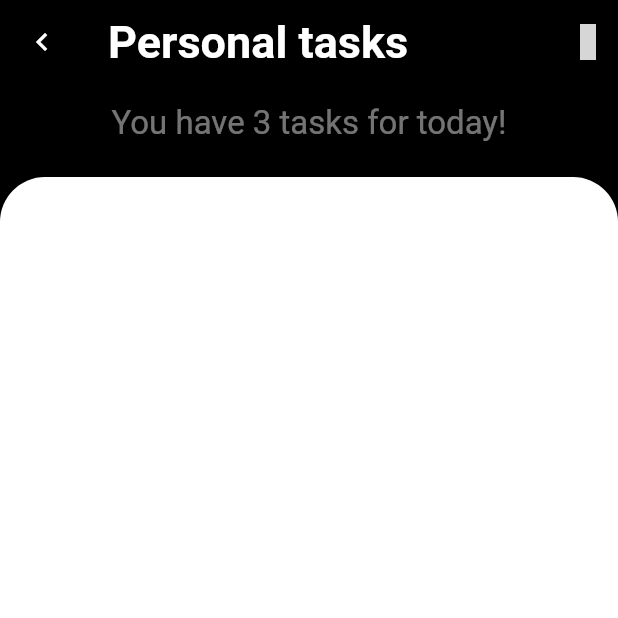
After one commit to Atuoha/ADtask_management, a Flutter app: the screen it shows after launch, after a tap on "Personal", on a phone screen of 412 x 824 dp, the top half of it. The commit adds this screen. Run offline on Flutter 3.47's test engine with Material 2 defaults, Android fonts, the phone set to English and light mode, and no system bars; our stand-ins replace dotted_border, flutter_vector_icons; grey boxes are pictures that could not be loaded.

Commit message:
category tasks -skeleton

```diff
--- a/lib/main.dart
+++ b/lib/main.dart
@@ -1,6 +1,7 @@
 import 'package:flutter/material.dart';
 import 'package:provider/provider.dart';
 import 'package:task_management/providers/tasks.dart';
+import 'package:task_management/screens/category_tasks.dart';
 import 'widgets/bottom_nav.dart';
 
 void main() => runApp(const MyApp());
@@ -12,11 +13,13 @@ class MyApp extends StatelessWidget {
   Widget build(BuildContext context) {
     return ChangeNotifierProvider(
       create: (context) => TaskData(),
-      child: const MaterialApp(
+      child:  MaterialApp(
         debugShowCheckedModeBanner: false,
         // theme: ThemeData(fontFamily: 'Joan'),
-        home: BottomNav(),
-        routes: {},
+        home: const BottomNav(),
+        routes: {
+          CategoryTasks.routeName:(context) => const CategoryTasks(),
+        },
       ),
     );
   }
--- a/lib/providers/tasks.dart
+++ b/lib/providers/tasks.dart
@@ -4,11 +4,15 @@ import 'package:task_management/model/task.dart';
 import '../constants/colors.dart';
 
 class TaskData extends ChangeNotifier {
+  Task findById(int id) {
+    return _tasks.firstWhere((tasks) => tasks.id == id);
+  }
+
   List tasks() {
     return [..._tasks];
   }
 
-  final List _tasks =  [
+  final List _tasks = [
     Task(
       id: 1,
       icon: Icons.person,
@@ -19,8 +23,7 @@ class TaskData extends ChangeNotifier {
       done: 1,
       title: 'Personal',
     ),
-
-     Task(
+    Task(
       id: 2,
       icon: Icons.work,
       iconColor: kRedDark,
@@ -30,7 +33,6 @@ class TaskData extends ChangeNotifier {
       done: 8,
       title: 'Work',
     ),
-
     Task(
       id: 3,
       icon: Icons.favorite,
--- /dev/null
+++ b/lib/screens/category_tasks.dart
@@ -0,0 +1,111 @@
+import 'package:flutter/material.dart';
+import 'package:flutter_vector_icons/flutter_vector_icons.dart';
+// import 'package:timelines/timelines.dart';
+import 'package:flutter/services.dart';
+import 'package:provider/provider.dart';
+
+import '../providers/tasks.dart';
+
+class CategoryTasks extends StatefulWidget {
+  static const routeName = '';
+  const CategoryTasks({Key? key}) : super(key: key);
+
+  @override
+  State<CategoryTasks> createState() => _CategoryTasksState();
+}
+
+class _CategoryTasksState extends State<CategoryTasks> {
+  @override
+  Widget build(BuildContext context) {
+    var data =
+        ModalRoute.of(context)!.settings.arguments as Map<String, dynamic>;
+    var id = data['id'] as int;
+
+    var taskCategory = Provider.of<TaskData>(context).findById(id);
+
+    SystemChrome.setSystemUIOverlayStyle(
+      const SystemUiOverlayStyle(
+        statusBarColor: Colors.transparent,
+      ),
+    );
+    return Scaffold(
+      backgroundColor: Colors.black,
+      appBar: AppBar(
+        backgroundColor: Colors.transparent,
+        elevation: 0,
+        leading: Builder(
+          builder: (context) {
+            return Padding(
+              padding: const EdgeInsets.all(8.0),
+              child: GestureDetector(
+                onTap: () => Navigator.of(context).pop(),
+                child: const Icon(
+                  Icons.chevron_left,
+                  color: Colors.white,
+                ),
+              ),
+            );
+          },
+        ),
+        title: Text(
+          '${taskCategory.title} tasks',
+          style: const TextStyle(
+            fontWeight: FontWeight.bold,
+            color: Colors.white,
+            fontSize: 30,
+          ),
+        ),
+        actions: const [
+          Padding(
+            padding: EdgeInsets.all(8.0),
+            child: Icon(
+              Entypo.dots_two_vertical,
+              color: Colors.white,
+            ),
+          )
+        ],
+      ),
+      body: Column(
+        crossAxisAlignment: CrossAxisAlignment.start,
+        children: [
+          Padding(
+            padding: const EdgeInsets.all(13.0),
+            child: Center(
+              child: Text(
+                'You have ${taskCategory.left} tasks for today!',
+                style: const TextStyle(
+                  fontSize: 22,
+                  color: Color.fromARGB(116, 255, 255, 255),
+                ),
+              ),
+            ),
+          ),
+          const SizedBox(height: 10),
+          Expanded(
+            child: ConstrainedBox(
+              constraints: const BoxConstraints.tightFor(
+                width: double.infinity,
+                height: double.infinity,
+              ),
+              child: Container(
+                decoration: const BoxDecoration(
+                  borderRadius: BorderRadius.only(
+                    topRight: Radius.circular(30),
+                    topLeft: Radius.circular(30),
+                  ),
+                  color: Colors.white,
+                ),
+                child: Padding(
+                  padding: const EdgeInsets.all(13.0),
+                  child: Column(
+                    children: [],
+                  ),
+                ),
+              ),
+            ),
+          )
+        ],
+      ),
+    );
+  }
+}
--- /dev/null
+++ b/lib/screens/gridview.dart
@@ -0,0 +1,47 @@
+import 'package:flutter/material.dart';
+import 'package:provider/provider.dart';
+import 'package:task_management/widgets/single_category_task.dart';
+import '../providers/tasks.dart';
+import '../widgets/add_category_task.dart';
+import 'category_tasks.dart';
+
+// ignore: use_key_in_widget_constructors
+class TaskCategoryGrid extends StatelessWidget {
+  const TaskCategoryGrid({Key? key}) : super(key: key);
+
+  @override
+  Widget build(BuildContext context) {
+    return GridView.count(
+      padding: const EdgeInsets.only(top: 20),
+      crossAxisCount: 2,
+      crossAxisSpacing: 10,
+      mainAxisSpacing: 10,
+      children: Provider.of<TaskData>(context)
+          .tasks()
+          .map(
+            (task) => task.isLast
+                ? const EmptyAddTask()
+                : GestureDetector(
+                    onTap: () => Navigator.of(context).pushNamed(
+                      CategoryTasks.routeName,
+                      arguments: {
+                        'id': task.id,
+                      },
+                    ),
+                    child: SingleCategoryTask(
+                      id: task.id,
+                      icon: task.icon,
+                      title: task.title,
+                      iconColor: task.iconColor,
+                      btnColor: task.btnColor,
+                      bgColor: task.bgColor,
+                      left: task.left,
+                      done: task.done,
+                      isLast: task.isLast,
+                    ),
+                  ),
+          )
+          .toList(),
+    );
+  }
+}
--- a/lib/screens/home.dart
+++ b/lib/screens/home.dart
@@ -1,10 +1,7 @@
 import 'package:flutter/material.dart';
-import 'package:dotted_border/dotted_border.dart';
-import 'package:provider/provider.dart';
-import 'package:task_management/widgets/single_category_task.dart';
-import '../providers/tasks.dart';
-import '../widgets/add_category_task.dart';
+
 import '../widgets/go_premium.dart';
+import 'gridview.dart';
 
 class HomeScreen extends StatelessWidget {
   const HomeScreen({Key? key}) : super(key: key);
@@ -26,30 +23,7 @@ class HomeScreen extends StatelessWidget {
         ),
         SizedBox(
           height: size.height / 1.8,
-          child: GridView.count(
-            padding: const EdgeInsets.only(top:20),
-            crossAxisCount: 2,
-            crossAxisSpacing: 10,
-            mainAxisSpacing: 10,
-            children: Provider.of<TaskData>(context)
-                .tasks()
-                .map(
-                  (task) => task.isLast
-                      ?  const EmptyAddTask():  SingleCategoryTask(
-                          id: task.id,
-                          icon: task.icon,
-                          title: task.title,
-                          iconColor: task.iconColor,
-                          btnColor: task.btnColor,
-                          bgColor: task.bgColor,
-                          left: task.left,
-                          done: task.done,
-                          isLast: task.isLast,
-                        )
-                      ,
-                )
-                .toList(),
-          ),
+          child: const TaskCategoryGrid()
         ),
       ],
     );
--- a/pubspec.yaml
+++ b/pubspec.yaml
@@ -37,6 +37,7 @@ dependencies:
   provider: ^6.0.3
   flutter_vector_icons: ^1.0.0
   dotted_border: ^2.0.0+2
+  timelines: ^0.1.0
 
 dev_dependencies:
   flutter_test:
```
Also changed, not shown: pubspec.lock, 5 other files.
